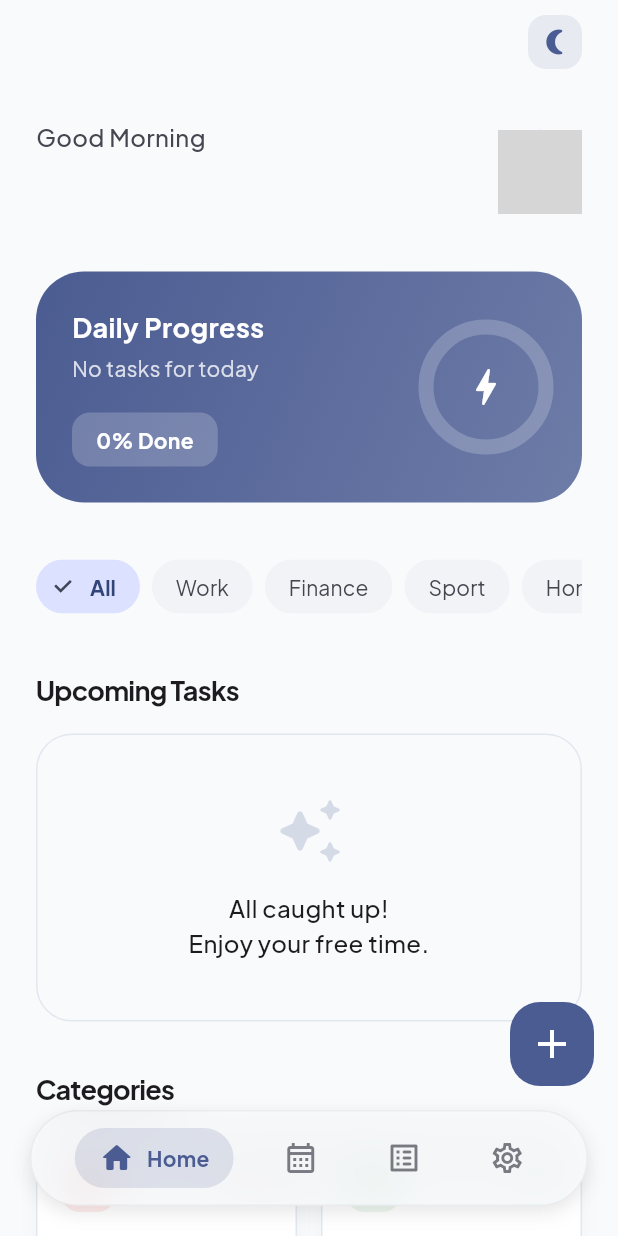
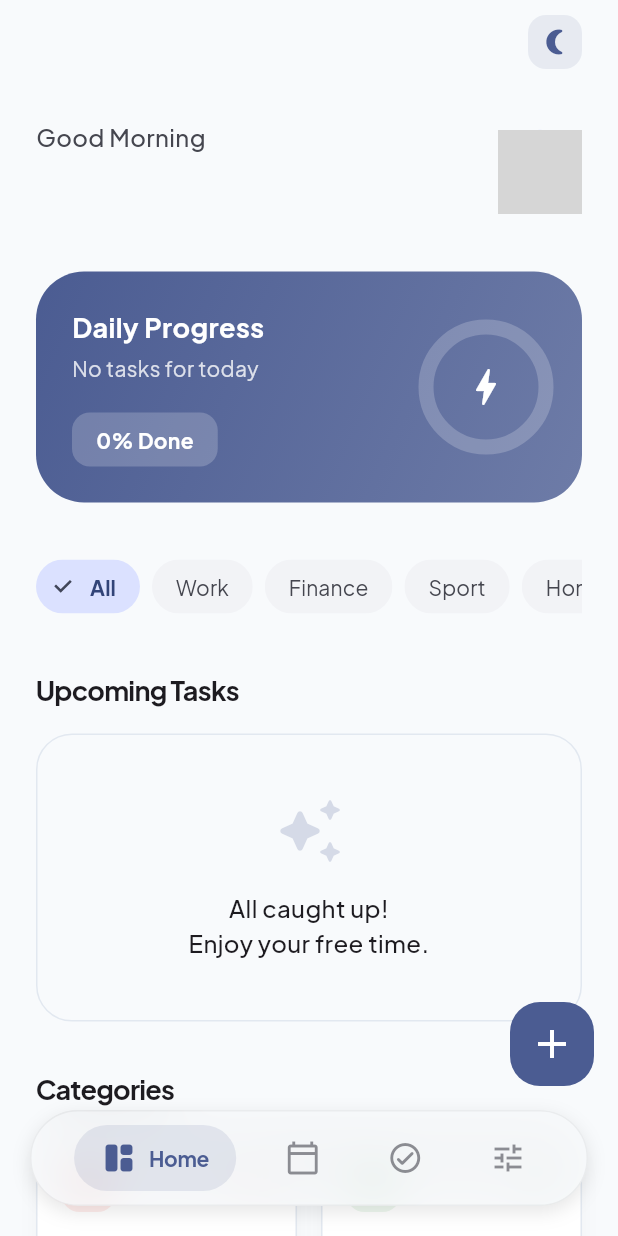
Before and after one commit to SplashCodeDex/dexdo, a Flutter app: the screen it shows once a user with an empty profile is signed in, on a phone screen of 412 x 824 dp. Run offline on Flutter 3.47's test engine with Material 3 defaults, Android fonts, the phone set to English and light mode, and no system bars; our stand-ins replace cloud_firestore, firebase_auth, firebase_core, flutter_local_notifications, flutter_slidable, flutter_svg and 6 more; accounts and stored records are empty; network calls fail; grey boxes are pictures that could not be loaded.

Commit message:
Refine nav bar: upgraded icons, animated size reveals, perfect pill shape

```diff
--- a/lib/main.dart
+++ b/lib/main.dart
@@ -508,10 +508,10 @@
               child: Row(
                 mainAxisAlignment: MainAxisAlignment.spaceEvenly,
                 children: [
-                  _buildNavItem(Icons.home_outlined, Icons.home_rounded, 0, 'Home'),
-                  _buildNavItem(Icons.calendar_month_outlined, Icons.calendar_month_rounded, 1, 'Calendar'),
-                  _buildNavItem(Icons.list_alt_rounded, Icons.list_alt_rounded, 2, 'Tasks'),
-                  _buildNavItem(Icons.settings_outlined, Icons.settings_rounded, 3, 'Settings'),
+                  _buildNavItem(Icons.space_dashboard_outlined, Icons.space_dashboard_rounded, 0, 'Home'),
+                  _buildNavItem(Icons.calendar_today_outlined, Icons.calendar_today_rounded, 1, 'Schedule'),
+                  _buildNavItem(Icons.check_circle_outline_rounded, Icons.check_circle_rounded, 2, 'Tasks'),
+                  _buildNavItem(Icons.tune_outlined, Icons.tune_rounded, 3, 'Settings'),
                 ],
               ),
             ),
@@ -531,40 +531,51 @@
       },
       behavior: HitTestBehavior.opaque,
       child: AnimatedContainer(
-        duration: const Duration(milliseconds: 300),
-        curve: Curves.easeOutQuint,
-        padding: EdgeInsets.symmetric(horizontal: isSelected ? 16 : 12, vertical: 8),
+        duration: const Duration(milliseconds: 350),
+        curve: Curves.easeOutCubic,
+        padding: EdgeInsets.symmetric(horizontal: isSelected ? 18 : 12, vertical: 10),
         decoration: BoxDecoration(
           color: isSelected
-              ? Theme.of(context).colorScheme.primary.withValues(alpha: 0.15)
+              ? Theme.of(context).colorScheme.primary.withValues(alpha: 0.12)
               : Colors.transparent,
-          borderRadius: BorderRadius.circular(20),
+          borderRadius: BorderRadius.circular(100), // Perfect pill shape
         ),
         child: Row(
           mainAxisSize: MainAxisSize.min,
           children: [
             AnimatedSwitcher(
-              duration: const Duration(milliseconds: 200),
+              duration: const Duration(milliseconds: 250),
+              transitionBuilder: (child, animation) {
+                return ScaleTransition(scale: animation, child: child);
+              },
               child: Icon(
                 isSelected ? selectedIcon : unselectedIcon,
                 key: ValueKey(isSelected),
                 color: isSelected
                     ? Theme.of(context).colorScheme.primary
-                    : Theme.of(context).colorScheme.onSurfaceVariant.withValues(alpha: 0.7),
+                    : Theme.of(context).colorScheme.onSurfaceVariant.withValues(alpha: 0.6),
                 size: 24,
               ),
             ),
-            if (isSelected) ...[
-              const SizedBox(width: 8),
-              Text(
+            AnimatedSize(
+              duration: const Duration(milliseconds: 300),
+              curve: Curves.easeOutCubic,
+              alignment: Alignment.centerLeft,
+              child: isSelected
+                ? Padding(
+                    padding: const EdgeInsets.only(left: 8.0),
+                    child: Text(
                       label,
                       style: TextStyle(
                         color: Theme.of(context).colorScheme.primary,
                         fontWeight: FontWeight.w700,
                         fontSize: 14,
+                        letterSpacing: -0.2, // Tighter typography for pills
                       ),
                     ),
-            ],
+                  )
+                : const SizedBox.shrink(),
+            ),
           ],
         ),
       ),
```
Lines whose indentation alone changed are shown as unchanged.
